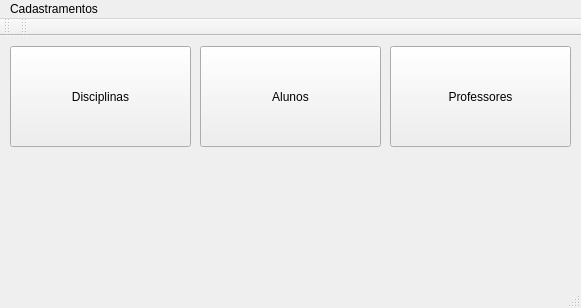
First picture: the form in SysMat/mainwindow.ui, repository bydansouza/SysMat, before the edit.
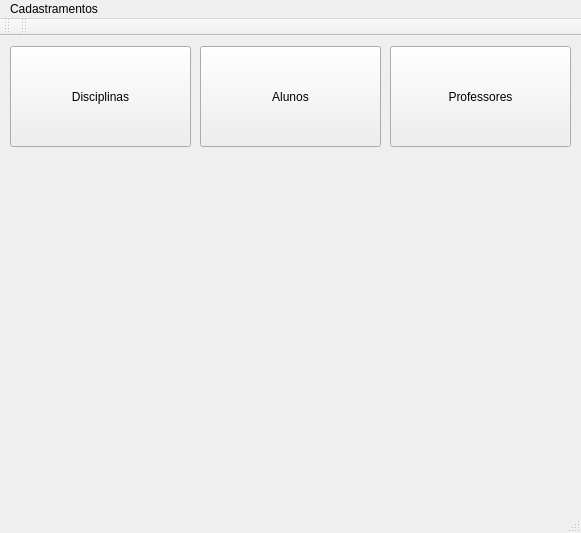
Second picture: the form after the edit.

Diff of the .ui file:
```diff
--- a/SysMat/mainwindow.ui
+++ b/SysMat/mainwindow.ui
@@ -7,7 +7,7 @@
     <x>0</x>
     <y>0</y>
     <width>581</width>
-    <height>308</height>
+    <height>533</height>
    </rect>
   </property>
   <property name="windowTitle">
```
